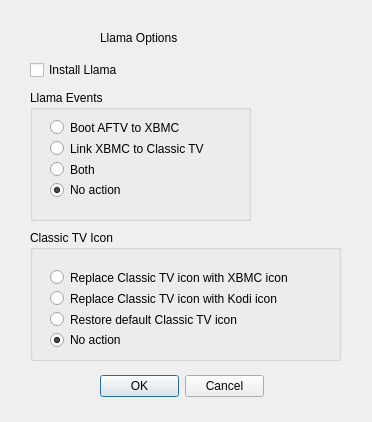
Above: llamadialog.ui from kbrack1/adbFire before the change. Below: the same form after it.
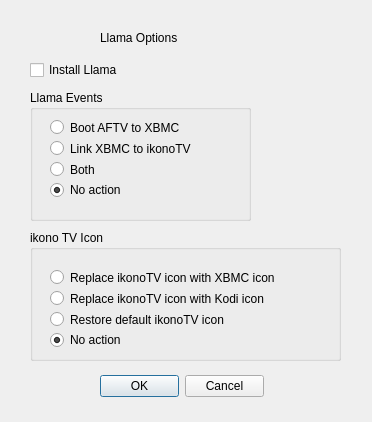
That is the form after the change.

What changed in the file:
```diff
--- a/llamadialog.ui
+++ b/llamadialog.ui
@@ -67,7 +67,7 @@
         <string>&lt;html&gt;&lt;head/&gt;&lt;body&gt;&lt;p&gt;When Classic TV is launched, XBMC starts.&lt;/p&gt;&lt;/body&gt;&lt;/html&gt;</string>
        </property>
        <property name="text">
-        <string>Link XBMC to Classic TV</string>
+        <string>Link XBMC to ikonoTV</string>
        </property>
        <property name="checked">
         <bool>false</bool>
@@ -129,7 +129,7 @@
     </rect>
    </property>
    <property name="title">
-    <string>Classic TV Icon</string>
+    <string>ikono TV Icon</string>
    </property>
    <widget class="QWidget" name="layoutWidget">
     <property name="geometry">
@@ -147,7 +147,7 @@
         <string>&lt;html&gt;&lt;head/&gt;&lt;body&gt;&lt;p&gt;Replace Classic TV icon with XBMC icon&lt;/p&gt;&lt;/body&gt;&lt;/html&gt;</string>
        </property>
        <property name="text">
-        <string>Replace Classic TV icon with XBMC icon</string>
+        <string>Replace ikonoTV icon with XBMC icon</string>
        </property>
        <property name="checked">
         <bool>false</bool>
@@ -160,7 +160,7 @@
         <string>&lt;html&gt;&lt;head/&gt;&lt;body&gt;&lt;p&gt;Restore default Classic TV icon&lt;/p&gt;&lt;/body&gt;&lt;/html&gt;</string>
        </property>
        <property name="text">
-        <string>Replace Classic TV icon with Kodi icon</string>
+        <string>Replace ikonoTV icon with Kodi icon</string>
        </property>
       </widget>
      </item>
@@ -170,7 +170,7 @@
         <string>&lt;html&gt;&lt;head/&gt;&lt;body&gt;&lt;p&gt;Restore default Classic TV icon&lt;/p&gt;&lt;/body&gt;&lt;/html&gt;</string>
        </property>
        <property name="text">
-        <string>Restore default Classic TV icon</string>
+        <string>Restore default ikonoTV icon</string>
        </property>
       </widget>
      </item>
```
